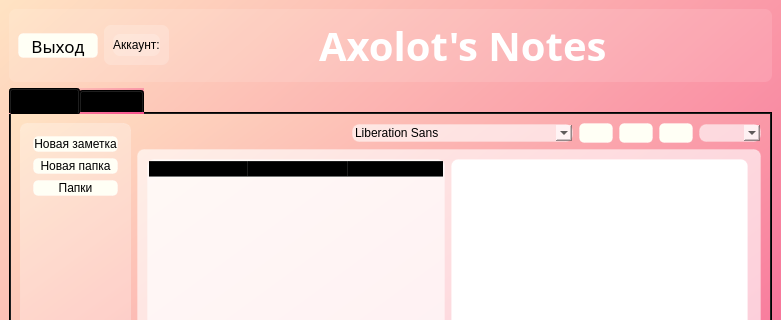
Old version of the form Interface_files/MainWNotes.ui in the repository Ephirious/Notes-TaskManager; both pictures show x 0 to 781 and y 0 to 320 of the 781 by 684 pixel window.
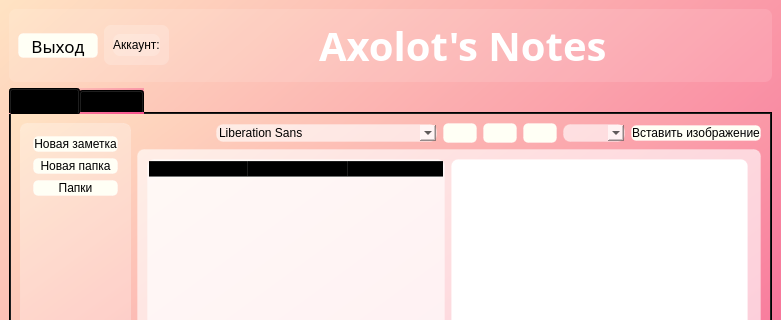
New version of the form. Icons and pictures are not drawn.

Commit message: Добавил дизайн кнопки для вставки ссылки в TextEditor

Diff of the .ui file:
```diff
--- a/Interface_files/MainWNotes.ui
+++ b/Interface_files/MainWNotes.ui
@@ -535,6 +535,33 @@
                 </property>
                </widget>
               </item>
+              <item>
+               <widget class="QPushButton" name="btn_add_url">
+                <property name="styleSheet">
+                 <string notr="true">QPushButton {
+background-color: rgb(255, 255, 245);
+border: 1px solid rgba(255, 255, 255, 70);
+border-radius: 5px;
+font: 10pt &quot;Sitka&quot;;
+color: black;
+}
+QPushButton:hover {
+background-color: rgb(222, 222, 213);
+}
+
+QPushButton:pressed {
+background-color: rgb(255, 255, 245);
+}</string>
+                </property>
+                <property name="text">
+                 <string>Вставить изображение</string>
+                </property>
+                <property name="icon">
+                 <iconset resource="res.qrc">
+                  <normaloff>:/icons/icons/image_24dp_FILL0_wght400_GRAD0_opsz24.svg</normaloff>:/icons/icons/image_24dp_FILL0_wght400_GRAD0_opsz24.svg</iconset>
+                </property>
+               </widget>
+              </item>
              </layout>
             </item>
             <item>
```
The commit also changes 5 other files.
